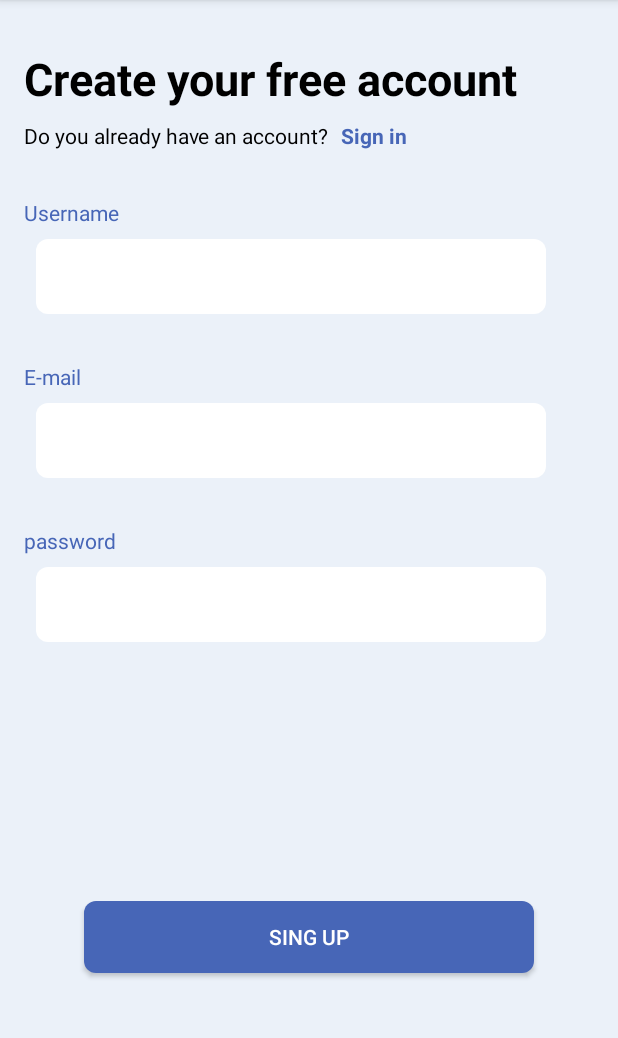
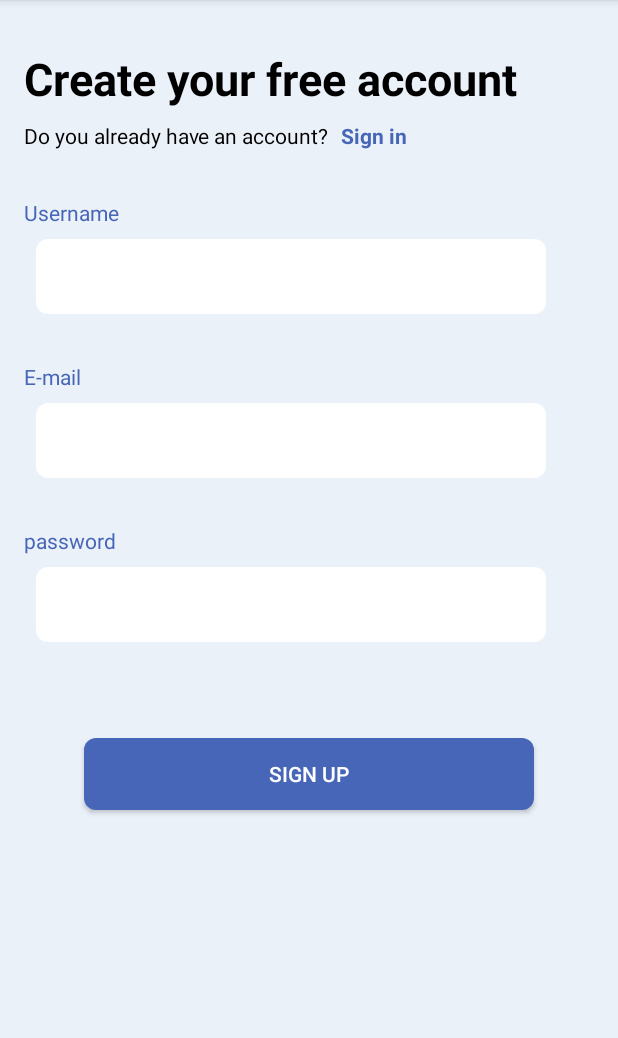
Before and after one commit to zaka7024/Chatty, an Android app: the screen it shows after launch (MainActivity), on a phone screen of 412 x 824 dp, the part 84-1122 px from its top. Run offline under Robolectric (Android 15) with nearby library versions, the phone set to English and light mode, and no system bars; our stand-ins replace Firebase (no records; nobody signed in at launch, a user with empty details on screens opened directly), navigation-ui; libraries missing offline, so code that uses them is left out: com.fxn, com.xwray.groupie; plain views replace BubbleTabBar; 2 statements that could not run were skipped.

Commit message:
Redesign some layouts

```diff
--- a/app/src/main/java/com/freshie/chatty/fragments/ChatFragment.kt
+++ b/app/src/main/java/com/freshie/chatty/fragments/ChatFragment.kt
@@ -114,4 +114,9 @@ class ChatFragment : Fragment() {
         chat_rv.adapter = adapter
         chat_rv.layoutManager= LinearLayoutManager(context, LinearLayoutManager.VERTICAL, false)
     }
+
+    override fun onDestroy() {
+        super.onDestroy()
+        translator.close()
+    }
 }
--- a/app/src/main/java/com/freshie/chatty/fragments/HomeFragment.kt
+++ b/app/src/main/java/com/freshie/chatty/fragments/HomeFragment.kt
@@ -56,7 +56,7 @@ class HomeFragment : Fragment() {
         getMessages()
 
         // TODO:: Remove this
-        auth.signOut()
+        //auth.signOut()
     }
 
     private fun initHomeRv() {
@@ -86,6 +86,7 @@ class HomeFragment : Fragment() {
                 val message = snapshot.getValue(LastMessage::class.java)
                 lastMessageMap[snapshot.key] = message!!
                 refreshRv()
+                //tip.visibility = View.GONE
             }
 
             override fun onChildChanged(snapshot: DataSnapshot, previousChildName: String?) {
--- a/app/src/main/java/com/freshie/chatty/items/ChatReceiverItem.kt
+++ b/app/src/main/java/com/freshie/chatty/items/ChatReceiverItem.kt
@@ -26,14 +26,10 @@ class ChatReceiverItem(var message: Message, var translator: Translator): Item<G
                         // Translation successful.
                         Log.i("chatItem", "translated: $translatedText")
                         viewHolder.itemView.message_receiver_item_translated_text.text = translatedText
-                        translator.close()
                     }
             }.addOnFailureListener {
                 translator.close()
             }
-        // Play animation
-        YoYo.with(Techniques.SlideInUp).duration(400)
-            .playOn(viewHolder.itemView)
     }
 
     override fun getLayout(): Int {
--- a/app/src/main/java/com/freshie/chatty/items/ChatSenderItem.kt
+++ b/app/src/main/java/com/freshie/chatty/items/ChatSenderItem.kt
@@ -14,9 +14,6 @@ class ChatSenderItem(var message: Message) :Item<GroupieViewHolder>(){
     override fun bind(viewHolder: GroupieViewHolder, position: Int) {
         viewHolder.itemView.message_sender_item_text.text = message.text
 
-        // Play animation
-        YoYo.with(Techniques.SlideInUp).duration(400)
-            .playOn(viewHolder.itemView)
     }
 
     override fun getLayout(): Int {
--- a/app/src/main/java/com/freshie/chatty/items/LanguageItem.kt
+++ b/app/src/main/java/com/freshie/chatty/items/LanguageItem.kt
@@ -24,9 +24,6 @@ class LanguageItem  (var name :String , var icon:Int, val language: Language
                 viewHolder.itemView.language_item_name.setTextColor(color)
             }
         }
-
-        YoYo.with(Techniques.SlideInUp).duration(400)
-            .playOn(viewHolder.itemView)
     }
 
     override fun getLayout(): Int {
--- a/app/src/main/res/layout/fragment_home.xml
+++ b/app/src/main/res/layout/fragment_home.xml
@@ -14,4 +14,6 @@
         app:layout_constraintEnd_toEndOf="parent"
         app:layout_constraintStart_toStartOf="parent"
         app:layout_constraintTop_toTopOf="parent" />
+
+
 </androidx.constraintlayout.widget.ConstraintLayout>
--- a/app/src/main/res/layout/fragment_profile.xml
+++ b/app/src/main/res/layout/fragment_profile.xml
@@ -112,7 +112,7 @@
         android:textAlignment="center"
         android:textAllCaps="true"
         android:textColor="@color/white"
-        android:textSize="20sp"
+        android:textSize="16sp"
         android:visibility="gone"
         app:layout_constraintBottom_toBottomOf="@+id/map_tip"
         app:layout_constraintEnd_toEndOf="parent"
--- a/app/src/main/res/layout/fragment_sign_up.xml
+++ b/app/src/main/res/layout/fragment_sign_up.xml
@@ -95,7 +95,7 @@
         android:layout_marginTop="8dp"
         android:background="@drawable/rounded_bg"
         android:ems="10"
-        android:inputType="textPersonName"
+        android:inputType="textPassword"
         app:layout_constraintStart_toStartOf="@+id/textView6"
         app:layout_constraintTop_toBottomOf="@+id/textView6" />
 
@@ -114,12 +114,12 @@
         android:id="@+id/sign_up_btn"
         android:layout_width="300dp"
         android:layout_height="wrap_content"
-        android:layout_marginBottom="64dp"
+        android:layout_marginTop="64dp"
         android:background="@drawable/rounded_bg"
-        android:text="Sing Up"
+        android:backgroundTint="@color/darkBlue"
+        android:text="Sign Up"
         android:textColor="@color/white"
-        android:backgroundTint="@color/darkBlue"
-        app:layout_constraintBottom_toBottomOf="parent"
         app:layout_constraintEnd_toEndOf="parent"
-        app:layout_constraintStart_toStartOf="parent" />
+        app:layout_constraintStart_toStartOf="parent"
+        app:layout_constraintTop_toBottomOf="@+id/password_edittext" />
 </androidx.constraintlayout.widget.ConstraintLayout>
--- a/app/src/main/res/layout/message_item_receiver.xml
+++ b/app/src/main/res/layout/message_item_receiver.xml
@@ -11,7 +11,7 @@
         android:layout_width="50dp"
         android:layout_height="50dp"
         android:layout_marginTop="16dp"
-        android:src="@drawable/usa"
+        android:src="@drawable/iconfinder_profle_1055000"
         app:layout_constraintEnd_toEndOf="parent"
         app:layout_constraintTop_toTopOf="parent"
         app:riv_mutate_background="true"
@@ -32,7 +32,7 @@
         android:layout_width="wrap_content"
         android:layout_height="wrap_content"
         android:layout_marginTop="8dp"
-        android:text="Traslated Text"
+        android:text="Traslating..."
         android:textColor="@color/design_default_color_on_secondary"
         android:textSize="14sp"
         app:layout_constraintEnd_toEndOf="@+id/message_item_receiver_text"
--- a/app/src/main/res/navigation/navigation.xml
+++ b/app/src/main/res/navigation/navigation.xml
@@ -21,10 +21,13 @@
         tools:layout="@layout/fragment_sign_up" >
         <action
             android:id="@+id/action_signUpFragment_to_signInFragment"
-            app:destination="@id/signInFragment" />
+            app:destination="@id/signInFragment"
+            app:enterAnim="@android:anim/slide_in_left"
+            app:exitAnim="@android:anim/slide_out_right" />
         <action
             android:id="@+id/action_signUpFragment_to_selectLanguage"
-            app:destination="@id/selectLanguage" />
+            app:destination="@id/selectLanguage"
+            app:enterAnim="@android:anim/slide_out_right" />
     </fragment>
     <fragment
         android:id="@+id/signInFragment"
@@ -32,7 +35,9 @@
         android:label="SignInFragment" >
         <action
             android:id="@+id/action_signInFragment_to_signUpFragment"
-            app:destination="@id/signUpFragment" />
+            app:destination="@id/signUpFragment"
+            app:enterAnim="@android:anim/slide_in_left"
+            app:exitAnim="@android:anim/slide_out_right" />
         <action
             android:id="@+id/action_signInFragment_to_homeFragment"
             app:destination="@id/homeFragment" />
```
Also changed, not shown: app/src/main/res/layout/fragment_select_language.xml (+0 -8 lines), app/src/main/res/layout/message_item_sender.xml (+1 -9 lines).
